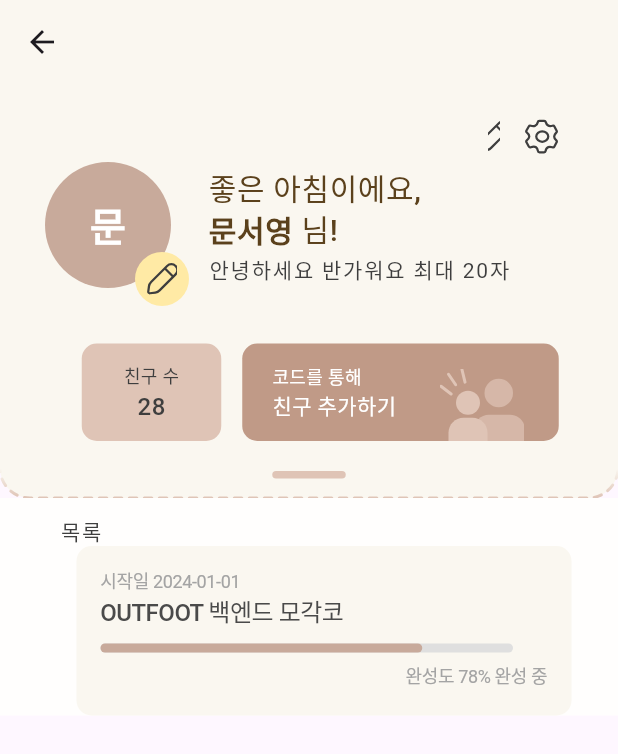
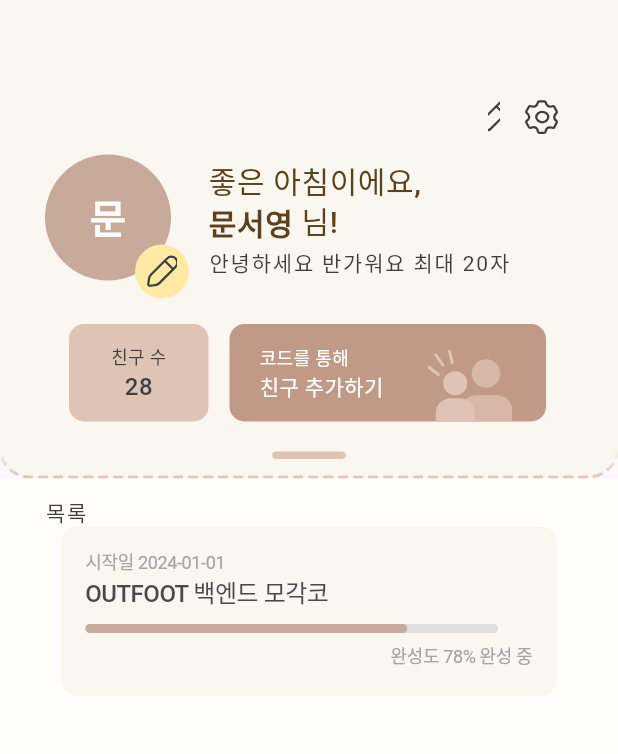
Before and after one commit to APPS-sookmyung/2024-OUTFOOT-client, a Flutter app: the Profile screen opened directly, on a phone screen of 412 x 824 dp. Shown: the top 754 px of the screen. Run offline on Flutter 3.47's test engine with Material 3 defaults, Android fonts, the phone set to English and light mode, and no system bars; our stand-ins replace carousel_slider, dio, flutter_dotenv, flutter_svg, image_picker, path_drawing; Roboto replaces fonts that are missing (Pretendard); project files that could hold a hidden picture were left out.

Commit message:
[Chore/#24] profileMyPage UI 수정

```diff
--- a/outfoot/lib/screens/profile_my_page.dart
+++ b/outfoot/lib/screens/profile_my_page.dart
@@ -41,16 +41,13 @@ class Profile extends StatelessWidget {
   @override
   Widget build(BuildContext context) {
     return Scaffold(
-      appBar: AppBar(
-        backgroundColor: lightColor2,
-      ),
       body: Column(
         children: [
           Stack(
             children: [
               Container(
                 width: MediaQuery.of(context).size.width,
-                height: 276.0,
+                height: 319.0,
                 decoration: BoxDecoration(
                   color: lightColor2,
                   borderRadius: BorderRadius.only(
@@ -64,7 +61,20 @@ class Profile extends StatelessWidget {
                 ),
               ),
               Positioned(
-                top: 52.0,
+                top: 65.0,
+                right: 20.0,
+                child: Row(
+                  children: [
+                    _svgIcon('assets/icon/edit.svg', width: 8.0, height: 26.0),
+                    SizedBox(width: 17.0),
+                    _svgIcon('assets/icon/setting.svg',
+                        width: 22.0, height: 23.0),
+                    SizedBox(width: 20.0),
+                  ],
+                ),
+              ),
+              Positioned(
+                top: 103.0,
                 left: 30.0,
                 child: Row(
                   crossAxisAlignment: CrossAxisAlignment.center,
@@ -148,8 +158,8 @@ class Profile extends StatelessWidget {
                 ),
               ),
               Positioned(
-                top: 173.0,
-                left: MediaQuery.of(context).size.width / 2 - 151.5,
+                top: 216.0,
+                left: MediaQuery.of(context).size.width / 2 - 160,
                 child: Row(
                   mainAxisAlignment: MainAxisAlignment.center,
                   children: [
@@ -231,28 +241,16 @@ class Profile extends StatelessWidget {
                   ),
                 ),
               ),
-              Positioned(
-                top: 22,
-                right: 20,
-                child: Row(
-                  children: [
-                    _svgIcon('assets/icon/edit.svg', width: 8.0, height: 26.0),
-                    SizedBox(width: 17.0),
-                    _svgIcon('assets/icon/setting.svg',
-                        width: 22.0, height: 23.0),
-                    SizedBox(width: 20.0),
-                  ],
-                ),
-              )
             ],
           ),
           Container(
+            height: MediaQuery.of(context).size.height * 0.6,
             color: lightColor1,
             child: Column(
               crossAxisAlignment: CrossAxisAlignment.start,
               children: [
                 Padding(
-                  padding: EdgeInsets.only(left: 40, top: 20.0),
+                  padding: EdgeInsets.only(left: 30, top: 20.0),
                   child: Text(
                     '목록',
                     style: _textStyle(
@@ -260,9 +258,9 @@ class Profile extends StatelessWidget {
                   ),
                 ),
                 Center(
-                  // ProgressCard를 가로 센터로 정렬
+// ProgressCard를 가로 센터로 정렬
                   child: Padding(
-                    padding: EdgeInsets.only(left: 20, top: 8),
+                    padding: EdgeInsets.only(left: 0, top: 8.0),
                     child: Container(
                       width: 330,
                       height: 113,
--- a/outfoot/lib/widgets/dashed_path_painter.dart
+++ b/outfoot/lib/widgets/dashed_path_painter.dart
@@ -22,7 +22,7 @@ class DashedPathPainter extends CustomPainter {
 
     // 아랫면만 점선 만들기
     final RRect roundedRect = RRect.fromRectAndCorners(
-      Rect.fromLTWH(0, size.height - 28, size.width, 28), // 아랫면 그리기
+      Rect.fromLTWH(0, size.height - 29, size.width, 28), // 아랫면 그리기
       bottomLeft: Radius.circular(20),
       bottomRight: Radius.circular(20),
     );
```
